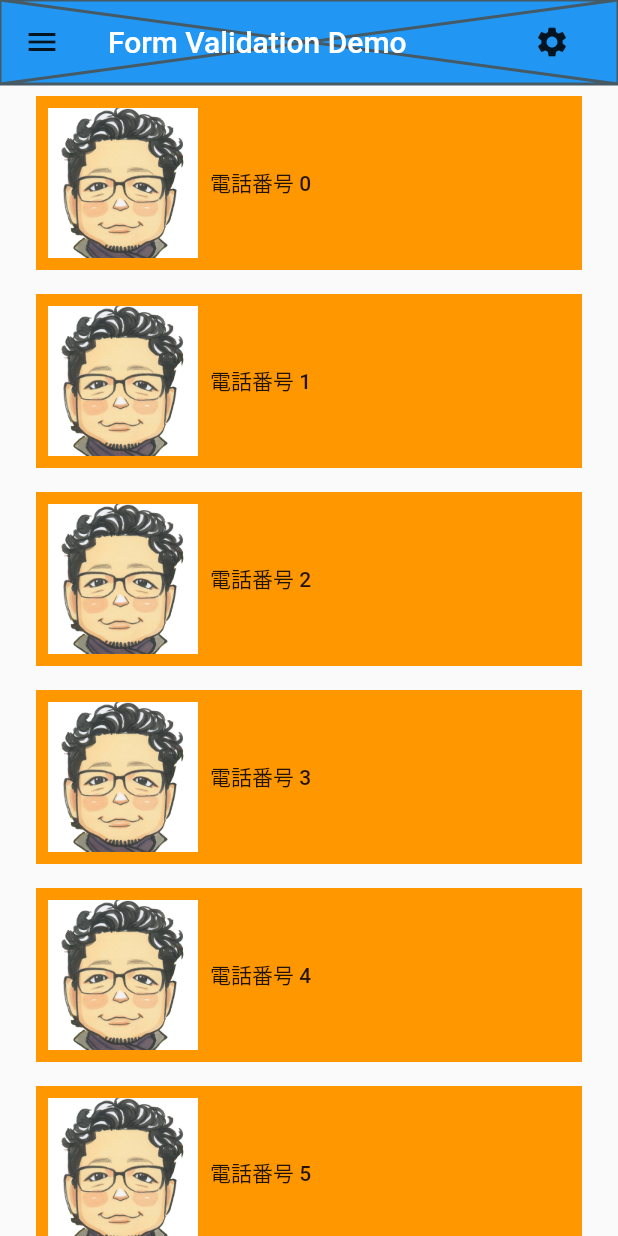
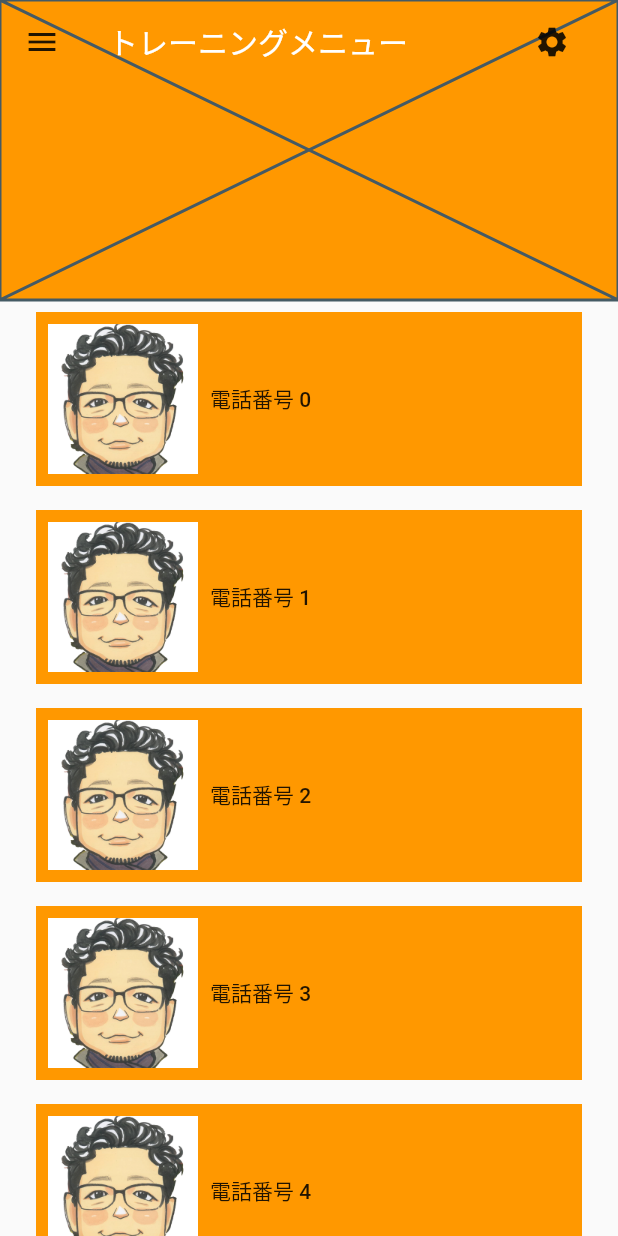
Before and after one commit to ari526msx/roadfor, a Flutter app: the screen it shows after launch, on a phone screen of 412 x 824 dp. Run offline on Flutter 3.47's test engine with Material 2 defaults, Android fonts, the phone set to English and light mode, and no system bars.

Commit message:
Floating AppBar Orange

```diff
--- a/lib/main.dart
+++ b/lib/main.dart
@@ -15,7 +15,7 @@ void main() {
 }
 
 class MyApp extends StatelessWidget {
-  final appTitle = 'Form Validation Demo';
+  final appTitle = 'トレーニングメニュー';
   final items = List<String>.generate(10000, (i) => "電話番号 $i");
   @override
   Widget build(BuildContext context) {
@@ -23,9 +23,11 @@ class MyApp extends StatelessWidget {
         body: CustomScrollView(
           slivers: <Widget>[
             SliverAppBar(
+              backgroundColor: Colors.orange,
               title: Text(appTitle),
               floating: true,
               flexibleSpace: Placeholder(),
+              expandedHeight: 200,
               leading: FlatButton(
                 child: Icon(Icons.menu),
                 onPressed: () {
```
